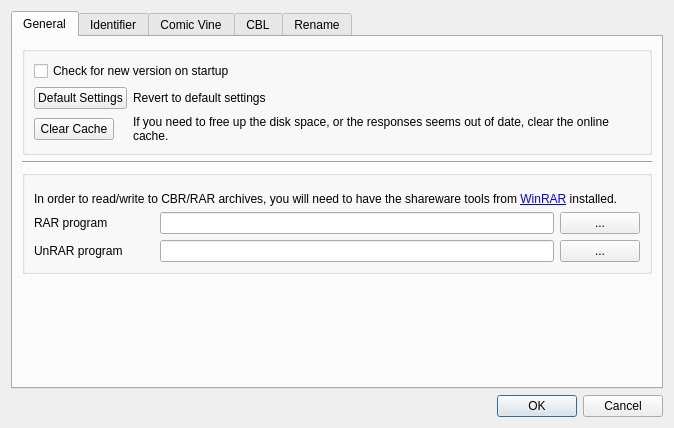
This is comictaggerlib/ui/settingswindow.ui in comictagger/comictagger as Qt 5 draws it before an edit. The edited form follows.
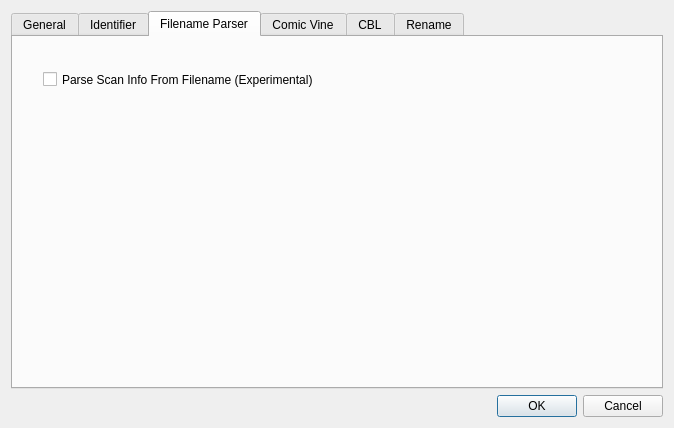
This is the edited form. The open tabs and pages were chosen to show the change.

Commit message: Added option to parse scan info from filename

Diff of the .ui file:
```diff
--- a/comictaggerlib/ui/settingswindow.ui
+++ b/comictaggerlib/ui/settingswindow.ui
@@ -314,6 +314,24 @@
          </item>
         </layout>
        </widget>
+       <widget class="QWidget" name="tab_6">
+        <attribute name="title">
+         <string>Filename Parser</string>
+        </attribute>
+        <widget class="QCheckBox" name="cbxParseScanInfo">
+         <property name="geometry">
+          <rect>
+           <x>30</x>
+           <y>30</y>
+           <width>421</width>
+           <height>25</height>
+          </rect>
+         </property>
+         <property name="text">
+          <string>Parse Scan Info From Filename (Experimental)</string>
+         </property>
+        </widget>
+       </widget>
        <widget class="QWidget" name="tab_3">
         <attribute name="title">
          <string>Comic Vine</string>
```
The commit also changes 4 other files.
